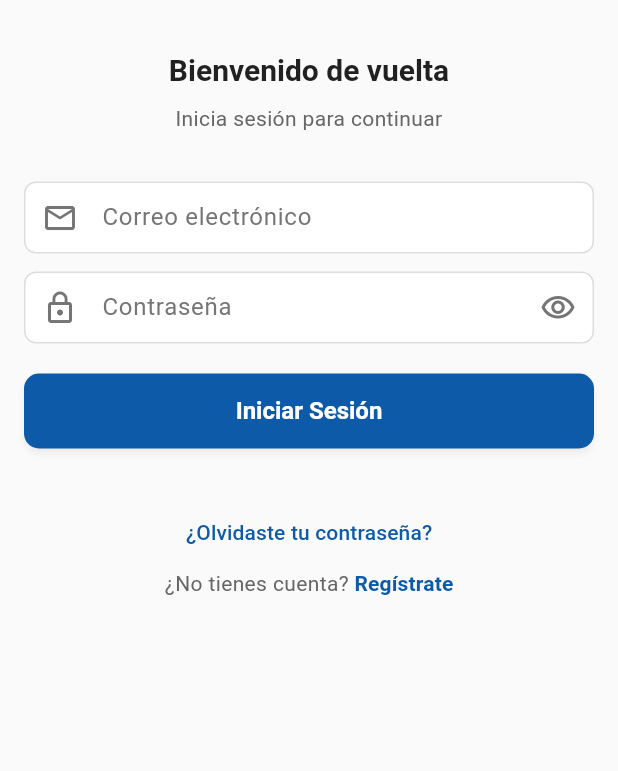
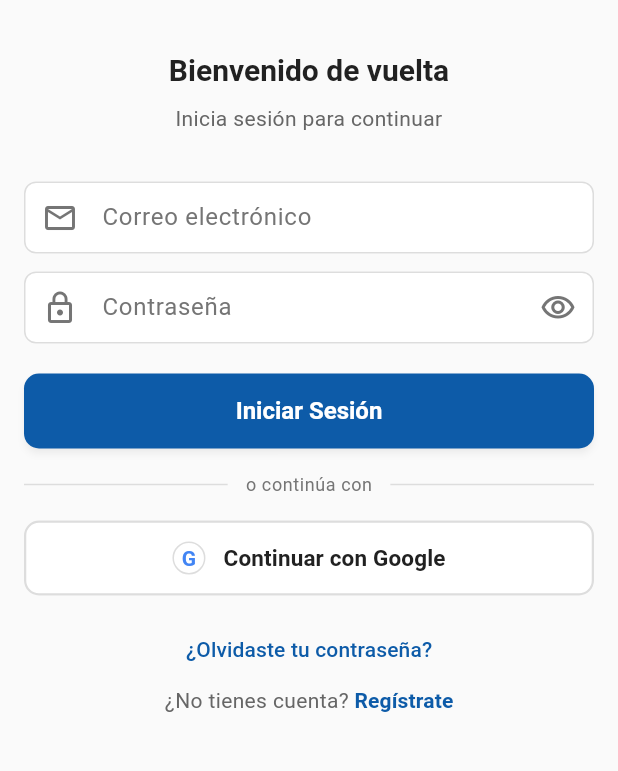
Before and after one commit to 2025-alejandro-UMH-Design/juris-honoris, a Flutter app: the screen it shows after launch, on a phone screen of 412 x 824 dp, the part 111-882 px from its top. Run offline on Flutter 3.47's test engine with Material 3 defaults, Android fonts, the phone set to English and light mode, and no system bars; our stand-ins replace device_preview, dio, equatable, flutter_bloc, get_it, go_router and 3 more; accounts and stored records are empty.

Commit message:
feat: Google Sign-In en login
- Backend: POST /api/auth/google verifica ID token con Google tokeninfo, crea usuario si es nuevo (is_verified=true) o retorna el existente + JWT
- AuthCubit: signInWithGoogle() usa google_sign_in con serverClientId web para obtener idToken y lo envía al backend
- LoginPage: botón 'Continuar con Google' con divider 'o continúa con' entre form y botón Google
- GoogleSignInButton: widget reutilizable con logo G y estilo outlined
- pubspec.yaml: google_sign_in ^6.2.2 agregado
- Railway: GOOGLE_WEB_CLIENT_ID configurado como env var

Co-Authored-By: Claude Sonnet 4.6 <noreply@anthropic.com>

```diff
--- a/lib/features/auth/presentation/pages/login_page.dart
+++ b/lib/features/auth/presentation/pages/login_page.dart
@@ -6,6 +6,7 @@ import 'package:juris_honoris/core/constants/app_sizes.dart';
 import 'package:juris_honoris/core/utils/validators.dart';
 import 'package:juris_honoris/features/auth/presentation/bloc/auth_cubit.dart';
 import 'package:juris_honoris/shared/widgets/app_button.dart';
+import 'package:juris_honoris/shared/widgets/google_sign_in_button.dart';
 
 import 'register_page.dart';
 import 'forgot_password_page.dart';
@@ -159,8 +160,28 @@ class _LoginPageState extends State<LoginPage> {
                       onPressed: isLoading ? null : _submit,
                       isLoading: isLoading,
                     ),
-                    const SizedBox(height: AppSizes.xl),
+                    const SizedBox(height: AppSizes.lg),
 
+                    // ── Divider ───────────────────────────────────────
+                    Row(
+                      children: [
+                        const Expanded(child: Divider(color: AppColors.borderColor)),
+                        Padding(
+                          padding: const EdgeInsets.symmetric(horizontal: AppSizes.md),
+                          child: Text(
+                            'o continúa con',
+                            style: Theme.of(context).textTheme.bodySmall?.copyWith(
+                                  color: AppColors.greyMedium,
+                                ),
+                          ),
+                        ),
+                        const Expanded(child: Divider(color: AppColors.borderColor)),
+                      ],
+                    ),
+                    const SizedBox(height: AppSizes.lg),
+
+                    // ── Google Sign-In ────────────────────────────────
+                    GoogleSignInButton(isLoading: isLoading),
                     const SizedBox(height: AppSizes.md),
 
                     // ── Links ─────────────────────────────────────────
--- /dev/null
+++ b/lib/shared/widgets/google_sign_in_button.dart
@@ -0,0 +1,65 @@
+import 'package:flutter/material.dart';
+import 'package:flutter_bloc/flutter_bloc.dart';
+
+import 'package:juris_honoris/core/constants/app_colors.dart';
+import 'package:juris_honoris/core/constants/app_sizes.dart';
+import 'package:juris_honoris/features/auth/presentation/bloc/auth_cubit.dart';
+
+class GoogleSignInButton extends StatelessWidget {
+  final bool isLoading;
+
+  const GoogleSignInButton({super.key, this.isLoading = false});
+
+  @override
+  Widget build(BuildContext context) {
+    return SizedBox(
+      width: double.infinity,
+      height: AppSizes.buttonHeight,
+      child: OutlinedButton(
+        onPressed: isLoading
+            ? null
+            : () => context.read<AuthCubit>().signInWithGoogle(),
+        style: OutlinedButton.styleFrom(
+          backgroundColor: AppColors.white,
+          side: const BorderSide(color: AppColors.borderColor, width: 1.5),
+          shape: RoundedRectangleBorder(
+            borderRadius: BorderRadius.circular(AppSizes.buttonRadius),
+          ),
+        ),
+        child: Row(
+          mainAxisAlignment: MainAxisAlignment.center,
+          children: [
+            Container(
+              width: 22,
+              height: 22,
+              decoration: BoxDecoration(
+                shape: BoxShape.circle,
+                border: Border.all(color: const Color(0xFFDDDDDD)),
+                color: AppColors.white,
+              ),
+              child: const Center(
+                child: Text(
+                  'G',
+                  style: TextStyle(
+                    fontSize: 14,
+                    fontWeight: FontWeight.bold,
+                    color: Color(0xFF4285F4),
+                  ),
+                ),
+              ),
+            ),
+            const SizedBox(width: AppSizes.md),
+            const Text(
+              'Continuar con Google',
+              style: TextStyle(
+                fontSize: 15,
+                fontWeight: FontWeight.w600,
+                color: AppColors.greyDark,
+              ),
+            ),
+          ],
+        ),
+      ),
+    );
+  }
+}
--- a/pubspec.yaml
+++ b/pubspec.yaml
@@ -49,6 +49,9 @@ dependencies:
   # URL Launcher (Google Maps, links externos)
   url_launcher: ^6.3.1
 
+  # Google Sign-In
+  google_sign_in: ^6.2.2
+
 dev_dependencies:
   flutter_test:
     sdk: flutter
```
Also changed, not shown: lib/features/auth/presentation/bloc/auth_cubit.dart (+34 -0 lines), pubspec.lock, 1 other file.
